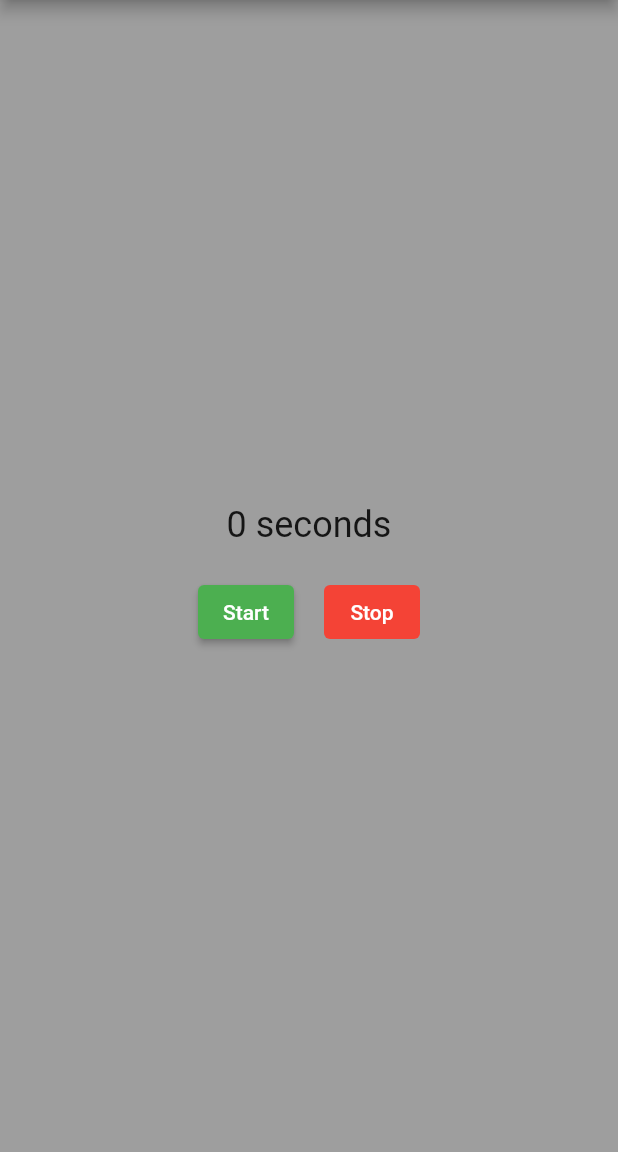
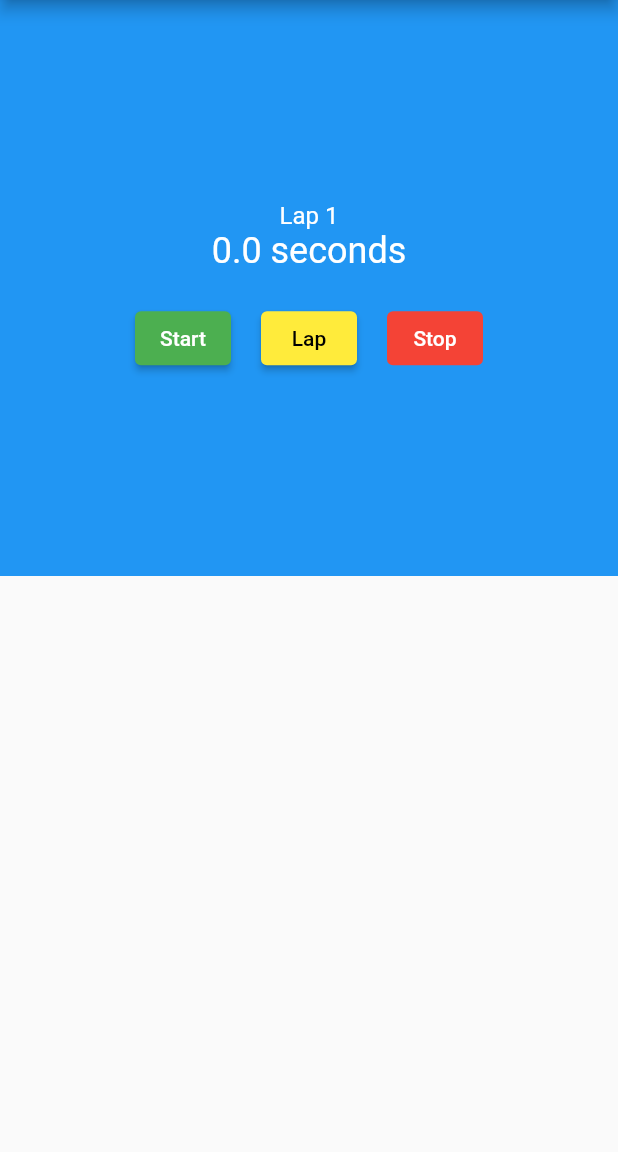
Before and after one commit to MaxTrent/stopwatch_app, a Flutter app: the screen it shows after launch, on a phone screen of 412 x 824 dp, the part 84-1236 px from its top. Run offline on Flutter 3.47's test engine with Material 2 defaults, Android fonts, the phone set to English and light mode, and no system bars.

Commit message:
Added a lap feature

```diff
--- a/lib/main.dart
+++ b/lib/main.dart
@@ -10,7 +10,7 @@ class StopWatchApp extends StatelessWidget {
   @override
   Widget build(BuildContext context) {
     return MaterialApp(
-
+      color: Colors.deepPurple,
       home: StopWatch(),
     );
   }
--- a/lib/stopwatch.dart
+++ b/lib/stopwatch.dart
@@ -11,14 +11,23 @@ class StopWatch extends StatefulWidget {
 
 class _StopWatchState extends State<StopWatch> {
   bool isTicking = true;
-  int seconds = 0;
+  int milliseconds = 0;
   late Timer timer;
+  final laps = <int>[];
+
+  void _lap() {
+    setState(() {
+      laps.add(milliseconds);
+      milliseconds = 0;
+    });
+  }
 
   void _startTimer() {
-    timer = Timer.periodic(Duration(seconds: 1), _onTick);
+    timer = Timer.periodic(Duration(milliseconds: 100), _onTick);
 
     setState(() {
       isTicking = true;
+      laps.clear();
     });
   }
 
@@ -32,34 +41,60 @@ class _StopWatchState extends State<StopWatch> {
 
   void _onTick(Timer time) {
     setState(() {
-      ++seconds;
+      milliseconds += 100;
     });
   }
 
   @override
   Widget build(BuildContext context) {
     return Scaffold(
-      backgroundColor: Colors.grey,
       appBar: AppBar(
         title: Text('Stopwatch'),
       ),
       body: Column(
+        children: <Widget>[
+          Expanded(child: _buildCounter(context)),
+          Expanded(child: _buildLapDisplay()),
+        ],
+      ),
+    );
+  }
+
+  Widget _buildCounter(BuildContext context) {
+    return Container(
+      color: Theme.of(context).primaryColor,
+      child: Column(
         mainAxisAlignment: MainAxisAlignment.center,
         children: <Widget>[
           Text(
-            '$seconds ${_secondsText()}',
-            style: Theme.of(context).textTheme.headline5,
+            'Lap ${laps.length + 1}',
+            style: Theme.of(context)
+                .textTheme
+                .subtitle1!
+                .copyWith(color: Colors.white),
+          ),
+          Text(
+            _secondsText(milliseconds),
+            style: Theme.of(context)
+                .textTheme
+                .headline5!
+                .copyWith(color: Colors.white),
           ),
           SizedBox(height: 20),
-          Row(
+          _buildControls(),
+        ],
+      ),
+    );
+  }
+
+  Widget _buildControls() {
+    return Row(
       mainAxisAlignment: MainAxisAlignment.center,
       children: <Widget>[
         ElevatedButton(
           style: ButtonStyle(
-                  backgroundColor:
-                      MaterialStateProperty.all<Color>(Colors.green),
-                  foregroundColor:
-                      MaterialStateProperty.all<Color>(Colors.white),
+            backgroundColor: MaterialStateProperty.all<Color>(Colors.green),
+            foregroundColor: MaterialStateProperty.all<Color>(Colors.white),
           ),
           child: Text('Start'),
           onPressed: () {
@@ -67,12 +102,21 @@ class _StopWatchState extends State<StopWatch> {
           },
         ),
         SizedBox(width: 20),
+        ElevatedButton(
+          style: ButtonStyle(
+            backgroundColor: MaterialStateProperty.all<Color>(Colors.yellow),
+            foregroundColor: MaterialStateProperty.all<Color>(Colors.black),
+          ),
+          onPressed: () {
+            _lap();
+          },
+          child: Text('Lap'),
+        ),
+        SizedBox(width: 20),
         TextButton(
           style: ButtonStyle(
-                  backgroundColor:
-                      MaterialStateProperty.all<Color?>(Colors.red),
-                  foregroundColor:
-                      MaterialStateProperty.all<Color?>(Colors.white),
+            backgroundColor: MaterialStateProperty.all<Color?>(Colors.red),
+            foregroundColor: MaterialStateProperty.all<Color?>(Colors.white),
           ),
           onPressed: () {
             _stopTimer();
@@ -80,14 +124,24 @@ class _StopWatchState extends State<StopWatch> {
           child: Text('Stop'),
         ),
       ],
-          ),
-        ],
-      ),
     );
   }
 
+  String _secondsText(int milliseconds) {
+    final seconds = milliseconds / 1000;
+    return '$seconds seconds';
+  }
 
-  String _secondsText() => seconds == 1 ? 'second' : 'seconds';
+  Widget _buildLapDisplay() {
+    return ListView(
+      children: [
+        for (int milliseconds in laps)
+          ListTile(
+            title: Text(_secondsText(milliseconds)),
+          )
+      ],
+    );
+  }
 
   @override
   void dispose() {
```
Lines whose indentation alone changed are shown as unchanged.
